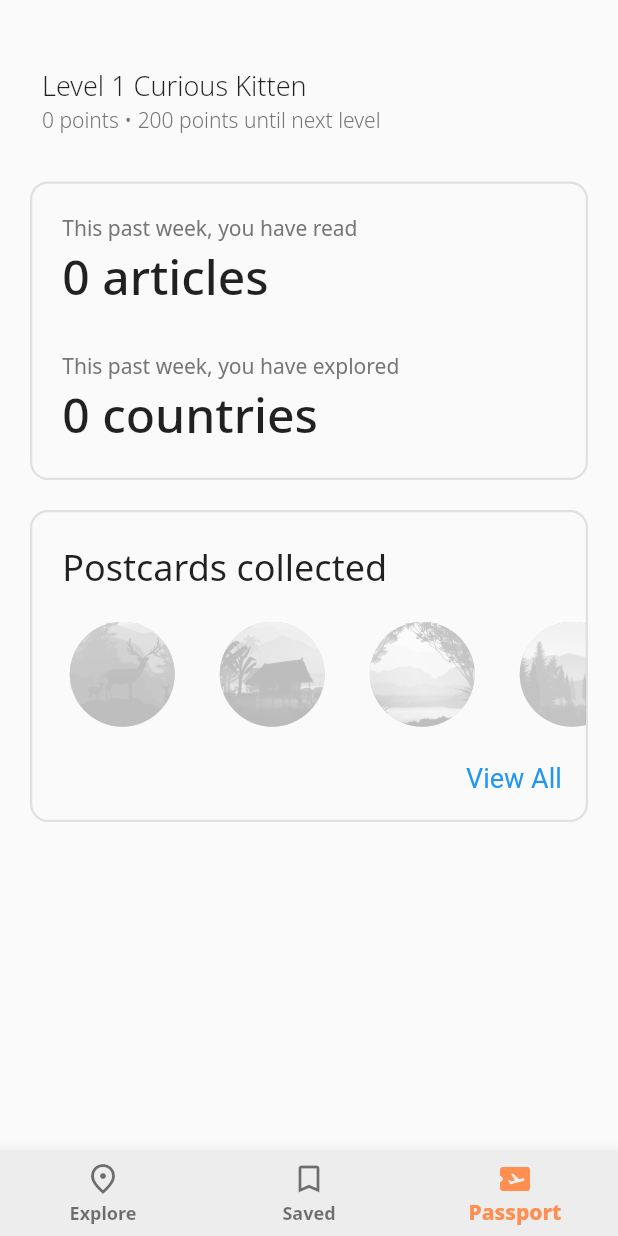
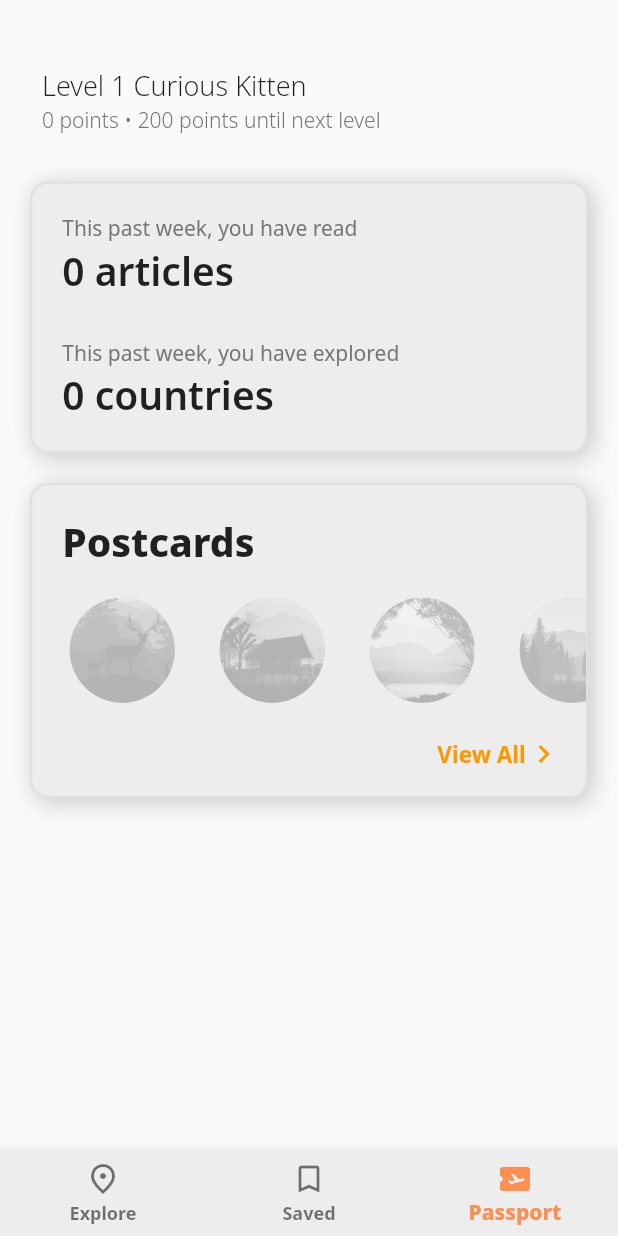
Before and after one commit to hsiehby/Mappu, a Flutter app: the screen it shows after launch, item 3 of the bottom bar chosen, on a phone screen of 412 x 824 dp. Run offline on Flutter 3.47's test engine with Material 2 defaults, Android fonts, the light colour scheme and no system bars; our stand-ins replace flutter_slidable, flutter_spinkit, fluttertoast, geocoding, google_fonts, google_maps_flutter and 3 more; missing offline and left inert: flutter_config, flutter_inappwebview; accounts and stored records are empty; network calls fail.

Commit message:
Add gray boxes w/ shadow to passport

```diff
--- a/lib/screens/passport/components/stamps_preview.dart
+++ b/lib/screens/passport/components/stamps_preview.dart
@@ -1,4 +1,5 @@
 import 'package:flutter/material.dart';
+import 'package:google_fonts/google_fonts.dart';
 import 'package:mappu/models/postcard.dart';
 import 'package:flutter_spinkit/flutter_spinkit.dart';
 import 'package:mappu/screens/passport/components/stamps_cabinet.dart';
@@ -73,17 +74,26 @@ class _PostcardsPreviewState extends State<PostcardsPreview> {
       padding: const EdgeInsets.fromLTRB(20.0, 20.0, 20.0, 0.0),
       child: Container(
         decoration: BoxDecoration(
+          color: Color(0xffededed),
           border: Border.all(color: Colors.grey.shade300, width: 1.5),
           borderRadius: const BorderRadius.all(Radius.circular(12.0)),
+          boxShadow: [
+            BoxShadow(
+              color: Colors.grey.withOpacity(0.5),
+              spreadRadius: 1,
+              blurRadius: 13,
+              offset: Offset(3, 3), // changes position of shadow
+            ),
+          ],
         ),
         child: Column(
           children: [
-            const Padding(
+            Padding(
               padding: EdgeInsets.fromLTRB(20.0, 20.0, 0.0, 20.0),
               //Changed the top side padding to orient on passport page for now
               //Need to change literal ints to variables based on size of device if we care about it looking good on any phone
               child: Align(alignment: Alignment.centerLeft,
-                  child: Text("Postcards collected", style: TextStyle(fontSize: 24.0, fontWeight: FontWeight.normal),)),
+                  child: Text("Postcards", style: GoogleFonts.notoSans(fontSize: 26.0, fontWeight: FontWeight.w800),)),
             ),
             // Badge icons
             SizedBox(
@@ -105,7 +115,21 @@ class _PostcardsPreviewState extends State<PostcardsPreview> {
                       MaterialPageRoute(builder: (context) => StampsCabinet()),
                     );
                   },
-                  child: const Text('View All', ),
+                  child: Row(
+                    mainAxisSize: MainAxisSize.min,
+                    children: [
+                      Text('View All',
+                        style: GoogleFonts.notoSans(
+                          color: Colors.orange,
+                          fontWeight: FontWeight.w700,
+                          fontSize: 15,
+                        ),),
+                      Icon(
+                          Icons.chevron_right,
+                        color: Colors.orange,
+                      )
+                    ],
+                  )
                 ),
               ),
             ),
--- a/lib/screens/passport/components/stats_view.dart
+++ b/lib/screens/passport/components/stats_view.dart
@@ -1,4 +1,5 @@
 import 'package:flutter/material.dart';
+import 'package:google_fonts/google_fonts.dart';
 import 'package:mappu/db/database_helper.dart';
 import 'package:mappu/models/stats.dart';
 
@@ -48,8 +49,17 @@ class _StatsViewState extends State<StatsView> {
             padding: const EdgeInsets.fromLTRB(20.0, 20.0, 20.0, 0.0),
             child: Container(
               decoration: BoxDecoration(
+                color: Color(0xffededed),
                 border: Border.all(color: Colors.grey.shade300, width: 1.5),
                 borderRadius: const BorderRadius.all(Radius.circular(12.0)),
+                boxShadow: [
+                  BoxShadow(
+                    color: Colors.grey.withOpacity(0.5),
+                    spreadRadius: 1,
+                    blurRadius: 13,
+                    offset: Offset(3, 3), // changes position of shadow
+                  ),
+                ],
               ),
               child: Column(
                 crossAxisAlignment: CrossAxisAlignment.start,
@@ -70,8 +80,8 @@ class _StatsViewState extends State<StatsView> {
                         Text(
                           numArticlesReadMsg,
                           style: const TextStyle(
-                            fontWeight: FontWeight.w500,
-                            fontSize: 32.0,
+                            fontWeight: FontWeight.w600,
+                            fontSize: 26.0,
                             height: 1.4,
                           ),
                         ),
@@ -87,8 +97,8 @@ class _StatsViewState extends State<StatsView> {
                         Text(
                           numCountriesExploredMsg,
                           style: const TextStyle(
-                            fontWeight: FontWeight.w500,
-                            fontSize: 32.0,
+                            fontWeight: FontWeight.w600,
+                            fontSize: 26.0,
                             height: 1.4,
                           ),
                         ),
--- a/lib/screens/saved/saved.dart
+++ b/lib/screens/saved/saved.dart
@@ -92,8 +92,9 @@ class _SavedListState extends State<SavedList> {
     return ListTile(
       title: Text(article.title,
           style: const TextStyle(
+            fontSize: 18.0,
             fontWeight: FontWeight.w500,
-            fontSize: 20,
+            letterSpacing: -0.5,
           )),
       subtitle: Text(timeago.format(article.pubDate),
           style: TextStyle(
```
